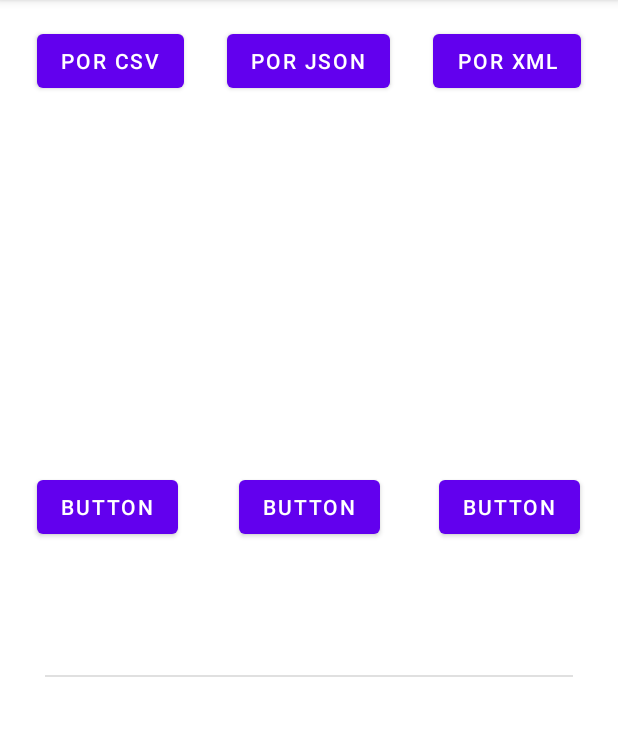
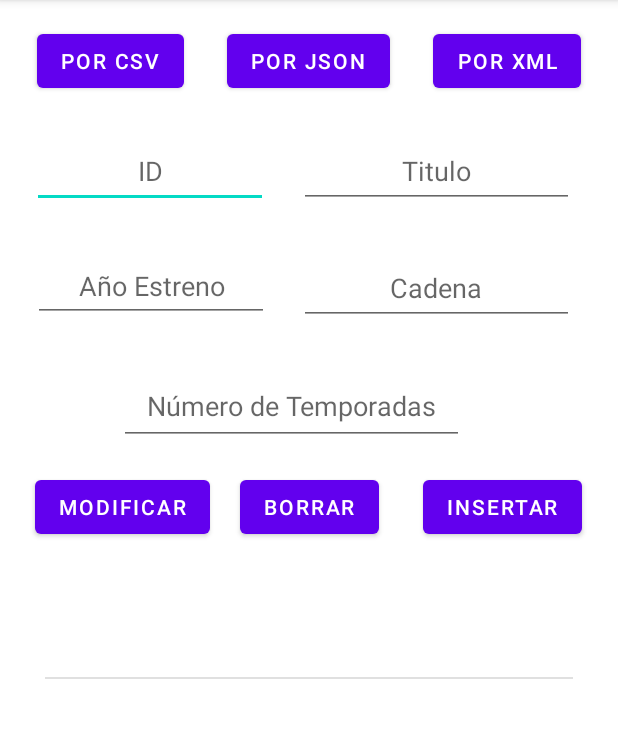
Before and after one commit to isaacgh64/Practica_Final_DI, an Android app: the MiBD screen opened directly, with no data from a screen before it, after a tap on "POR CSV", on a phone screen of 412 x 824 dp, the part 84-822 px from its top. Run offline under Robolectric (Android 15) with nearby library versions, the phone set to English and light mode, and no system bars; 4 statements that could not run were skipped.

Commit message:
Casi terminamos la segunda parte

```diff
--- a/app/src/main/res/layout/activity_mi_bd.xml
+++ b/app/src/main/res/layout/activity_mi_bd.xml
@@ -14,7 +14,7 @@
         app:layout_constraintBottom_toBottomOf="parent"
         app:layout_constraintEnd_toEndOf="parent"
         app:layout_constraintStart_toStartOf="parent"
-        app:layout_constraintTop_toBottomOf="@+id/button5"
+        app:layout_constraintTop_toBottomOf="@+id/buttonBorrar"
         app:layout_constraintVertical_bias="0.0">
 
         <androidx.constraintlayout.widget.ConstraintLayout
@@ -73,10 +73,10 @@
         app:layout_constraintVertical_bias="0.023" />
 
     <Button
-        android:id="@+id/button4"
+        android:id="@+id/buttonModificar"
         android:layout_width="wrap_content"
         android:layout_height="wrap_content"
-        android:text="Button"
+        android:text="Modificar"
         app:layout_constraintBottom_toBottomOf="parent"
         app:layout_constraintEnd_toEndOf="parent"
         app:layout_constraintHorizontal_bias="0.078"
@@ -85,10 +85,10 @@
         app:layout_constraintVertical_bias="0.436" />
 
     <Button
-        android:id="@+id/button5"
+        android:id="@+id/buttonBorrar"
         android:layout_width="wrap_content"
         android:layout_height="wrap_content"
-        android:text="Button"
+        android:text="Borrar"
         app:layout_constraintBottom_toBottomOf="parent"
         app:layout_constraintEnd_toEndOf="parent"
         app:layout_constraintStart_toStartOf="parent"
@@ -96,14 +96,90 @@
         app:layout_constraintVertical_bias="0.436" />
 
     <Button
-        android:id="@+id/button6"
+        android:id="@+id/buttonInsertar"
         android:layout_width="wrap_content"
         android:layout_height="wrap_content"
-        android:text="Button"
+        android:text="Insertar"
         app:layout_constraintBottom_toBottomOf="parent"
         app:layout_constraintEnd_toEndOf="parent"
         app:layout_constraintHorizontal_bias="0.921"
         app:layout_constraintStart_toStartOf="parent"
         app:layout_constraintTop_toTopOf="parent"
         app:layout_constraintVertical_bias="0.436" />
+
+    <EditText
+        android:id="@+id/editTextID"
+        android:layout_width="157dp"
+        android:layout_height="49dp"
+        android:ems="10"
+        android:hint="ID"
+        android:inputType="number"
+        android:textAlignment="center"
+        app:layout_constraintBottom_toBottomOf="parent"
+        app:layout_constraintEnd_toEndOf="parent"
+        app:layout_constraintHorizontal_bias="0.085"
+        app:layout_constraintStart_toStartOf="parent"
+        app:layout_constraintTop_toTopOf="parent"
+        app:layout_constraintVertical_bias="0.124" />
+
+    <EditText
+        android:id="@+id/editTextTitulo"
+        android:layout_width="183dp"
+        android:layout_height="49dp"
+        android:ems="10"
+        android:hint="Titulo"
+        android:inputType="textPersonName"
+        android:textAlignment="center"
+        app:layout_constraintBottom_toBottomOf="parent"
+        app:layout_constraintEnd_toEndOf="parent"
+        app:layout_constraintHorizontal_bias="0.872"
+        app:layout_constraintStart_toStartOf="parent"
+        app:layout_constraintTop_toTopOf="parent"
+        app:layout_constraintVertical_bias="0.124" />
+
+    <EditText
+        android:id="@+id/editTextAnio"
+        android:layout_width="157dp"
+        android:layout_height="47dp"
+        android:ems="10"
+        android:hint="Año Estreno"
+        android:inputType="number"
+        android:textAlignment="center"
+        app:layout_constraintBottom_toBottomOf="parent"
+        app:layout_constraintEnd_toEndOf="parent"
+        app:layout_constraintHorizontal_bias="0.086"
+        app:layout_constraintStart_toStartOf="parent"
+        app:layout_constraintTop_toTopOf="parent"
+        app:layout_constraintVertical_bias="0.232" />
+
+    <EditText
+        android:id="@+id/editTextCadena"
+        android:layout_width="183dp"
+        android:layout_height="49dp"
+        android:ems="10"
+        android:hint="Cadena"
+        android:inputType="textPersonName"
+        android:textAlignment="center"
+        app:layout_constraintBottom_toBottomOf="parent"
+        app:layout_constraintEnd_toEndOf="parent"
+        app:layout_constraintHorizontal_bias="0.872"
+        app:layout_constraintStart_toStartOf="parent"
+        app:layout_constraintTop_toTopOf="parent"
+        app:layout_constraintVertical_bias="0.233" />
+
+    <EditText
+        android:id="@+id/editTextNumero"
+        android:layout_width="230dp"
+        android:layout_height="51dp"
+        android:ems="10"
+        android:hint="Número de Temporadas"
+        android:inputType="number"
+        android:textAlignment="center"
+        app:layout_constraintBottom_toBottomOf="parent"
+        app:layout_constraintEnd_toEndOf="parent"
+        app:layout_constraintHorizontal_bias="0.437"
+        app:layout_constraintStart_toStartOf="parent"
+        app:layout_constraintTop_toTopOf="parent"
+        app:layout_constraintVertical_bias="0.342" />
+
 </androidx.constraintlayout.widget.ConstraintLayout>
```
Also changed, not shown: app/src/main/java/com/example/practica_final_di/MiBD.java (+270 -6 lines).
